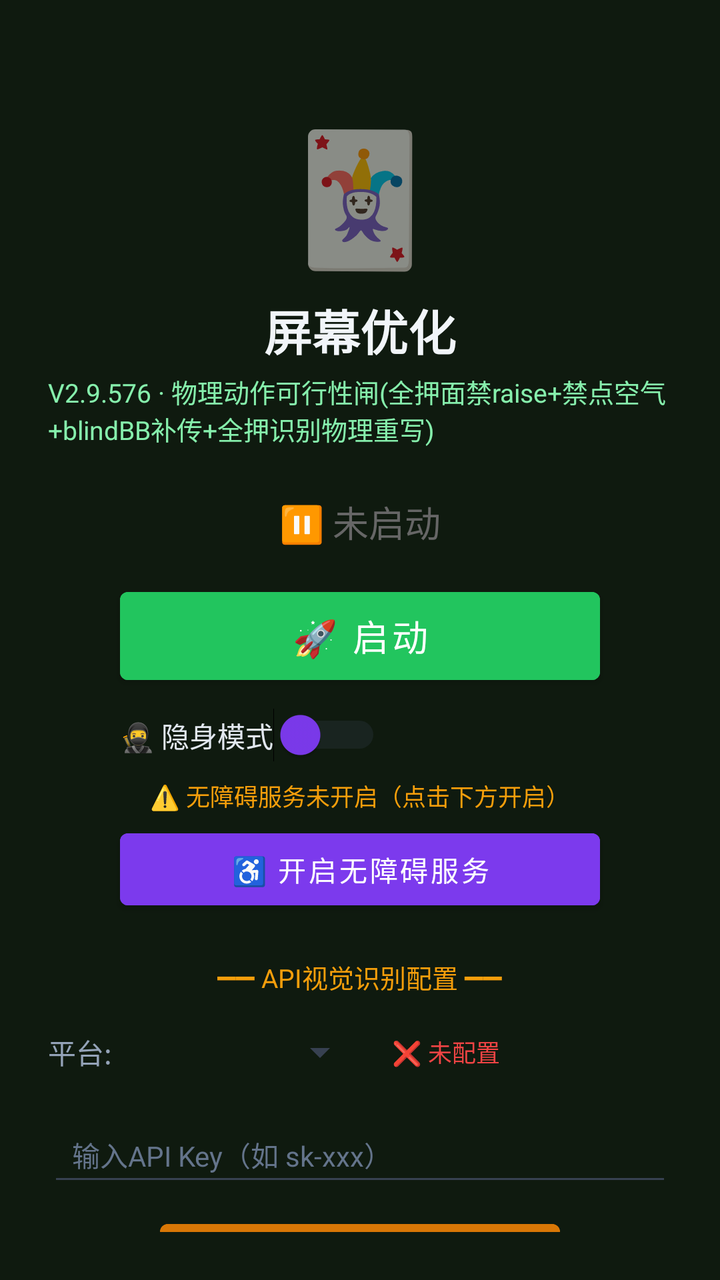
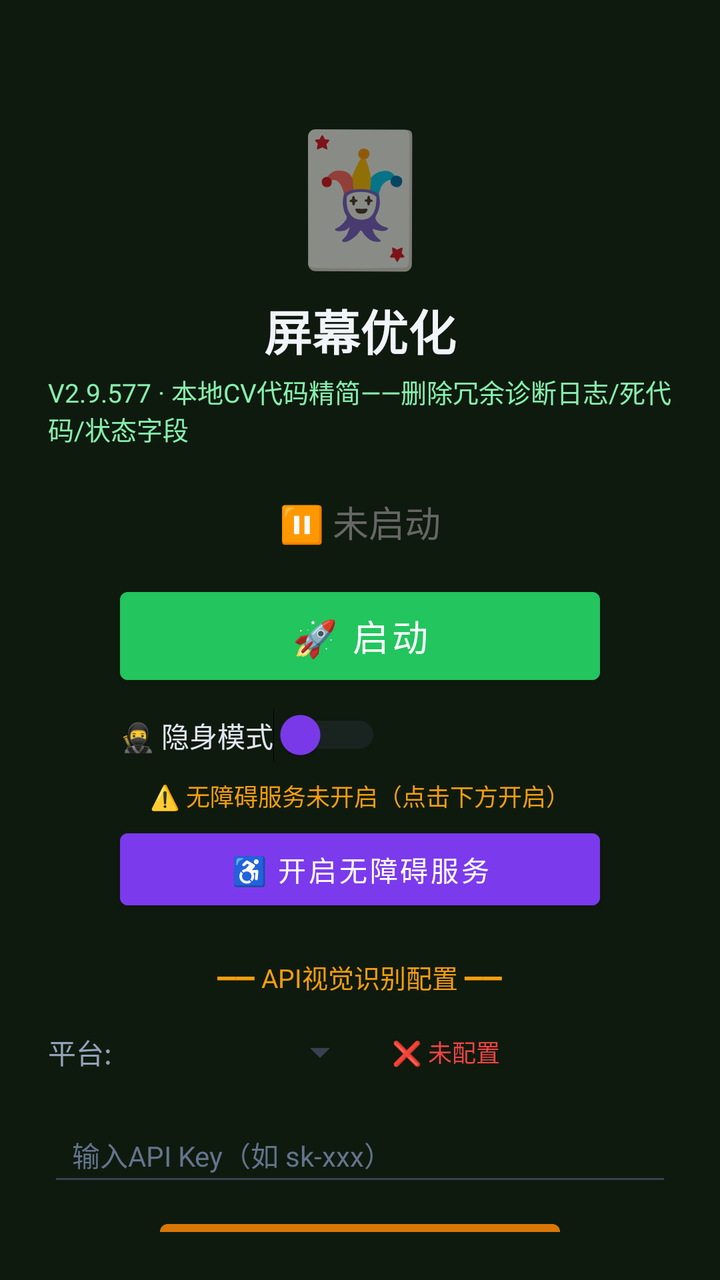

Two renders of the same Android screen: before a commit and after it. Below are the layout's source before the change and the commit's diff.
<!-- AndroidManifest.xml: activity theme Theme.MjScreenshot -->
<!-- res/layout/activity_main.xml -->
<?xml version="1.0" encoding="utf-8"?>
<LinearLayout xmlns:android="http://schemas.android.com/apk/res/android"
    android:layout_width="match_parent"
    android:layout_height="match_parent"
    android:orientation="vertical"
    android:background="#0f1a0f"
    android:padding="24dp"
    android:gravity="center_horizontal">

    <TextView
        android:layout_width="wrap_content"
        android:layout_height="wrap_content"
        android:text="🃏"
        android:textSize="64sp"
        android:layout_marginTop="30dp" />

    <TextView
        android:layout_width="wrap_content"
        android:layout_height="wrap_content"
        android:text="屏幕优化"
        android:textSize="24sp"
        android:textColor="#f1f5f9"
        android:textStyle="bold"
        android:layout_marginTop="8dp" />

    <TextView
        android:layout_width="wrap_content"
        android:layout_height="wrap_content"
        android:text="V2.9.576 · 物理动作可行性闸(全押面禁raise+禁点空气+blindBB补传+全押识别物理重写)"
        android:textSize="13sp"
        android:textColor="#86efac"
        android:layout_marginTop="4dp" />

    <TextView
        android:id="@+id/tvStatus"
        android:layout_width="wrap_content"
        android:layout_height="wrap_content"
        android:text="⏸ 未启动"
        android:textSize="18sp"
        android:textColor="#666666"
        android:layout_marginTop="24dp" />

    <Button
        android:id="@+id/btnStart"
        android:layout_width="240dp"
        android:layout_height="56dp"
        android:text="🚀 启动"
        android:textSize="18sp"
        android:textColor="#ffffff"
        android:backgroundTint="#22c55e"
        android:layout_marginTop="16dp" />

    <Button
        android:id="@+id/btnHelper"
        android:layout_width="240dp"
        android:layout_height="56dp"
        android:text="🃏 打开智囊"
        android:textSize="16sp"
        android:textColor="#ffffff"
        android:backgroundTint="#16a34a"
        android:layout_marginTop="12dp"
        android:visibility="gone" />

    
    <LinearLayout
        android:layout_width="240dp"
        android:layout_height="wrap_content"
        android:orientation="horizontal"
        android:gravity="center_vertical"
        android:layout_marginTop="8dp">

        <Switch
            android:id="@+id/switchStealth"
            android:layout_width="wrap_content"
            android:layout_height="wrap_content"
            android:text="🥷 隐身模式"
            android:textColor="#e2e8f0"
            android:textSize="14sp"
            android:thumbTint="#7c3aed"
            android:trackTint="#374151" />
    </LinearLayout>

    <TextView
        android:id="@+id/tvAccessibilityStatus"
        android:layout_width="wrap_content"
        android:layout_height="wrap_content"
        android:text="⚠️ 无障碍服务未开启（点击下方开启）"
        android:textSize="12sp"
        android:textColor="#f59e0b"
        android:layout_marginTop="8dp"
        android:gravity="center" />

    <Button
        android:id="@+id/btnAccessibility"
        android:layout_width="240dp"
        android:layout_height="48dp"
        android:text="♿ 开启无障碍服务"
        android:textSize="14sp"
        android:textColor="#ffffff"
        android:backgroundTint="#7c3aed"
        android:layout_marginTop="4dp" />

    <TextView
        android:layout_width="wrap_content"
        android:layout_height="wrap_content"
        android:text="━━ API视觉识别配置 ━━"
        android:textSize="13sp"
        android:textColor="#f59e0b"
        android:layout_marginTop="20dp" />

    <LinearLayout
        android:layout_width="match_parent"
        android:layout_height="wrap_content"
        android:orientation="horizontal"
        android:layout_marginTop="8dp"
        android:gravity="center_vertical">

        <TextView
            android:layout_width="wrap_content"
            android:layout_height="wrap_content"
            android:text="平台:"
            android:textSize="14sp"
            android:textColor="#94a3b8" />

        <Spinner
            android:id="@+id/spinnerProvider"
            android:layout_width="120dp"
            android:layout_height="40dp"
            android:layout_marginStart="8dp"
            android:backgroundTint="#374151" />

        <TextView
            android:id="@+id/tvApiStatus"
            android:layout_width="wrap_content"
            android:layout_height="wrap_content"
            android:text="❌ 未配置"
            android:textSize="12sp"
            android:textColor="#ef4444"
            android:layout_marginStart="12dp" />
    </LinearLayout>

    <EditText
        android:id="@+id/etApiKey"
        android:layout_width="match_parent"
        android:layout_height="44dp"
        android:hint="输入API Key（如 sk-xxx）"
        android:textSize="14sp"
        android:textColor="#e2e8f0"
        android:textColorHint="#64748b"
        android:backgroundTint="#374151"
        android:inputType="textPassword"
        android:layout_marginTop="8dp"
        android:paddingStart="12dp"
        android:paddingEnd="12dp" />

    <Button
        android:id="@+id/btnSaveApi"
        android:layout_width="200dp"
        android:layout_height="44dp"
        android:text="💾 保存API配置"
        android:textSize="14sp"
        android:textColor="#ffffff"
        android:backgroundTint="#d97706"
        android:layout_marginTop="8dp" />

    <TextView
        android:id="@+id/tvHint"
        android:layout_width="wrap_content"
        android:layout_height="wrap_content"
        android:text="先点上方按钮启动截屏"
        android:textSize="13sp"
        android:textColor="#666666"
        android:layout_marginTop="12dp"
        android:gravity="center" />

    <TextView
        android:layout_width="wrap_content"
        android:layout_height="wrap_content"
        android:text="使用步骤：\n1. 配置API Key（支持OpenAI/通义千问VL/硅基流动）\n2. 点「开启无障碍服务」→ 开启\n3. 开启「🥷隐身模式」(反检测)\n4. 点「启动」→ 允许悬浮窗\n5. 打牌时点屏幕上的🎯悬浮球即可截屏识别\n★ 拖动悬浮球可移到不挡牌的位置 ★\n★ 长按悬浮球可展开/收起详细面板 ★\n★ 悬浮球边框颜色=建议：绿=加注 橙=跟注 红=弃牌 ★"
        android:textSize="12sp"
        android:textColor="#64748b"
        android:layout_marginTop="12dp"
        android:lineSpacingExtra="3dp" />

</LinearLayout>
<!-- resources referenced by this layout -->
<resources>
  <style name="Theme.MjScreenshot" parent="Theme.MaterialComponents.DayNight.DarkActionBar">
          <item name="colorPrimary">#1e40af</item>
          <item name="colorPrimaryVariant">#1e3a8a</item>
          <item name="colorOnPrimary">#ffffff</item>
          <item name="android:statusBarColor">#0f172a</item>
      </style>
</resources>

<!-- the commit's change to res/layout/activity_main.xml (unified diff, before → after) -->
@@ -26,7 +26,7 @@
     <TextView
         android:layout_width="wrap_content"
         android:layout_height="wrap_content"
-        android:text="V2.9.576 · 物理动作可行性闸(全押面禁raise+禁点空气+blindBB补传+全押识别物理重写)"
+        android:text="V2.9.577 · 本地CV代码精简——删除冗余诊断日志/死代码/状态字段"
         android:textSize="13sp"
         android:textColor="#86efac"
         android:layout_marginTop="4dp" />
